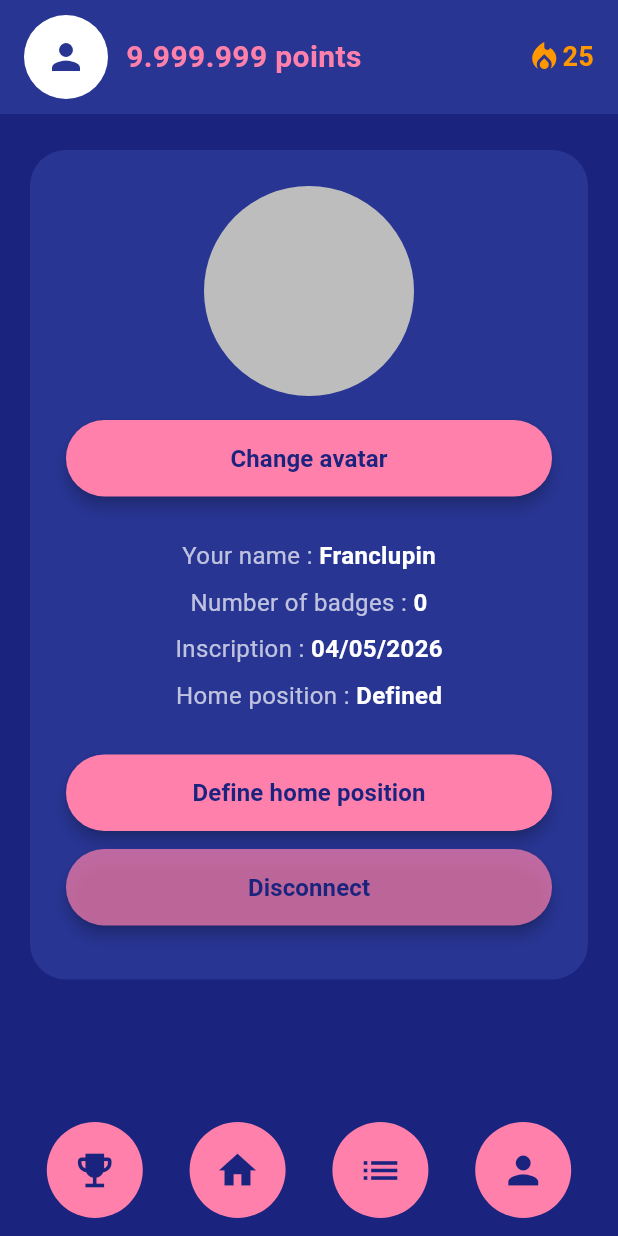
After one commit to TokitaRyo/ecollection, a Flutter app: the AccountScreen screen opened by its route, on a phone screen of 412 x 824 dp. The commit adds this screen. Run offline on Flutter 3.47's test engine with Material 3 defaults, Android fonts, the phone set to English and light mode, and no system bars.

Commit message:
user plofile

```diff
--- /dev/null
+++ b/lib/account_screen.dart
@@ -0,0 +1,182 @@
+import 'package:flutter/material.dart';
+
+class AccountScreen extends StatelessWidget {
+  @override
+  Widget build(BuildContext context) {
+    return Scaffold(
+      backgroundColor: Color(0xFF1A237E),
+      body: SafeArea(
+        child: SingleChildScrollView(
+          child: Column(
+            children: [
+              _buildScoreBar(context),
+              SizedBox(height: 24),
+              _buildProfileCard(context),
+              SizedBox(height: 16),
+            ],
+          ),
+        ),
+      ),
+      bottomNavigationBar: _buildBottomNav(context),
+    );
+  }
+
+  Widget _buildScoreBar(BuildContext context) {
+    return Container(
+      padding: EdgeInsets.symmetric(horizontal: 16, vertical: 10),
+      color: Color(0xFF283593),
+      child: Row(
+        children: [
+          GestureDetector(
+            onTap: () => Navigator.pushNamed(context, '/account'),
+            child: CircleAvatar(
+              radius: 28,
+              backgroundColor: Colors.white,
+              child: Icon(Icons.person, color: Color(0xFF283593), size: 28),
+            ),
+          ),
+          SizedBox(width: 12),
+          Text(
+            '9.999.999 points',
+            style: TextStyle(
+              color: Color(0xFFFF80AB),
+              fontSize: 20,
+              fontWeight: FontWeight.bold,
+            ),
+          ),
+          Spacer(),
+          Icon(Icons.local_fire_department, color: Colors.orange),
+          Text(
+            '25',
+            style: TextStyle(
+              color: Colors.orange,
+              fontSize: 18,
+              fontWeight: FontWeight.bold,
+            ),
+          ),
+        ],
+      ),
+    );
+  }
+
+  Widget _buildProfileCard(BuildContext context) {
+    return Container(
+      margin: EdgeInsets.symmetric(horizontal: 20),
+      padding: EdgeInsets.all(24),
+      decoration: BoxDecoration(
+        color: Color(0xFF283593),
+        borderRadius: BorderRadius.circular(24),
+      ),
+      child: Column(
+        mainAxisSize: MainAxisSize.min,
+        children: [
+          CircleAvatar(radius: 70, backgroundColor: Color(0xFFBDBDBD)),
+          SizedBox(height: 16),
+          _buildButton('Change avatar', () {}),
+          SizedBox(height: 24),
+          _buildInfoRow('Your name', 'Franclupin'),
+          _buildInfoRow('Number of badges', '0'),
+          _buildInfoRow('Inscription', '04/05/2026'),
+          _buildInfoRow('Home position', 'Defined'),
+          SizedBox(height: 24),
+          _buildButton('Define home position', () {}),
+          SizedBox(height: 12),
+          _buildButton('Disconnect', () {
+            Navigator.pushNamedAndRemoveUntil(
+              context,
+              '/login',
+              (route) => false,
+            );
+          }, color: Color(0xFFFF80AB).withOpacity(0.7)),
+          SizedBox(height: 12),
+        ],
+      ),
+    );
+  }
+
+  Widget _buildInfoRow(String label, String value) {
+    return Padding(
+      padding: EdgeInsets.symmetric(vertical: 4),
+      child: Row(
+        mainAxisAlignment: MainAxisAlignment.center,
+        children: [
+          Text(
+            '$label : ',
+            style: TextStyle(color: Colors.white70, fontSize: 16),
+          ),
+          Text(
+            value,
+            style: TextStyle(
+              color: Colors.white,
+              fontSize: 16,
+              fontWeight: FontWeight.bold,
+            ),
+          ),
+        ],
+      ),
+    );
+  }
+
+  Widget _buildButton(
+    String label,
+    VoidCallback onTap, {
+    Color color = const Color(0xFFFF80AB),
+  }) {
+    return SizedBox(
+      width: double.infinity,
+      child: ElevatedButton(
+        onPressed: onTap,
+        style: ElevatedButton.styleFrom(
+          backgroundColor: color,
+          shape: RoundedRectangleBorder(
+            borderRadius: BorderRadius.circular(30),
+          ),
+          padding: EdgeInsets.symmetric(vertical: 14),
+          elevation: 4,
+        ),
+        child: Text(
+          label,
+          style: TextStyle(
+            color: Color(0xFF1A237E),
+            fontSize: 16,
+            fontWeight: FontWeight.bold,
+          ),
+        ),
+      ),
+    );
+  }
+
+  Widget _buildBottomNav(BuildContext context) {
+    return Container(
+      padding: EdgeInsets.symmetric(vertical: 12),
+      decoration: BoxDecoration(
+        color: Color(0xFF1A237E),
+        borderRadius: BorderRadius.vertical(top: Radius.circular(30)),
+      ),
+      child: Row(
+        mainAxisAlignment: MainAxisAlignment.spaceEvenly,
+        children: [
+          _navButton(context, Icons.emoji_events, '/ranking'),
+          _navButton(context, Icons.home, '/home'),
+          _navButton(context, Icons.list, '/tasks'),
+          _navButton(context, Icons.person, '/account'),
+        ],
+      ),
+    );
+  }
+
+  Widget _navButton(BuildContext context, IconData icon, String route) {
+    return GestureDetector(
+      onTap: () => Navigator.pushNamed(context, route),
+      child: Container(
+        width: 64,
+        height: 64,
+        decoration: BoxDecoration(
+          color: Color(0xFFFF80AB),
+          shape: BoxShape.circle,
+        ),
+        child: Icon(icon, color: Color(0xFF1A237E), size: 30),
+      ),
+    );
+  }
+}
--- a/lib/badge.dart
+++ b/lib/badge.dart
@@ -187,7 +187,7 @@ class _BadgeListScreenState extends State<BadgeListScreen> {
       body: SafeArea(
         child: Column(
           children: [
-            _buildScoreBar(),
+            _buildScoreBar(context),
             if (selected != null) _buildBadgeDetailCard(selected),
             SizedBox(height: 12),
             Expanded(child: _buildBadgeGrid()),
@@ -198,13 +198,21 @@ class _BadgeListScreenState extends State<BadgeListScreen> {
     );
   }
 
-  Widget _buildScoreBar() {
+  Widget _buildScoreBar(BuildContext context) {
     return Container(
       padding: EdgeInsets.symmetric(horizontal: 16, vertical: 10),
       color: Color(0xFF283593),
       child: Row(
         children: [
-          CircleAvatar(radius: 28, backgroundColor: Colors.white),
+          // ← タップでアカウント画面へ
+          GestureDetector(
+            onTap: () => Navigator.pushNamed(context, '/account'),
+            child: CircleAvatar(
+              radius: 28,
+              backgroundColor: Colors.white,
+              child: Icon(Icons.person, color: Color(0xFF283593), size: 28),
+            ),
+          ),
           SizedBox(width: 12),
           Text(
             '9.999.999 points',
--- a/lib/main.dart
+++ b/lib/main.dart
@@ -2,6 +2,7 @@ import 'package:flutter/material.dart';
 import 'badge.dart';
 import 'tasklist_screen.dart';
 import 'ranking_screen.dart';
+import 'account_screen.dart';
 
 void main() {
   runApp(const MyApp());
@@ -20,6 +21,7 @@ class MyApp extends StatelessWidget {
         '/home': (context) => BadgeListScreen(),
         '/tasks': (context) => TaskListScreen(),
         '/ranking': (context) => RankingScreen(),
+        '/account': (context) => AccountScreen(),
       },
     );
   }
--- a/lib/ranking_screen.dart
+++ b/lib/ranking_screen.dart
@@ -23,6 +23,7 @@ class RankingScreen extends StatelessWidget {
             _navButton(context, Icons.emoji_events, '/ranking'),
             _navButton(context, Icons.home, '/home'),
             _navButton(context, Icons.list, '/tasks'),
+            _navButton(context, Icons.person, '/account'),
           ],
         ),
       ),
@@ -43,4 +44,43 @@ class RankingScreen extends StatelessWidget {
       ),
     );
   }
+
+  Widget _buildScoreBar(BuildContext context) {
+    return Container(
+      padding: EdgeInsets.symmetric(horizontal: 16, vertical: 10),
+      color: Color(0xFF283593),
+      child: Row(
+        children: [
+          // ← タップでアカウント画面へ
+          GestureDetector(
+            onTap: () => Navigator.pushNamed(context, '/account'),
+            child: CircleAvatar(
+              radius: 28,
+              backgroundColor: Colors.white,
+              child: Icon(Icons.person, color: Color(0xFF283593), size: 28),
+            ),
+          ),
+          SizedBox(width: 12),
+          Text(
+            '9.999.999 points',
+            style: TextStyle(
+              color: Color(0xFFFF80AB),
+              fontSize: 20,
+              fontWeight: FontWeight.bold,
+            ),
+          ),
+          Spacer(),
+          Icon(Icons.local_fire_department, color: Colors.orange),
+          Text(
+            '25',
+            style: TextStyle(
+              color: Colors.orange,
+              fontSize: 18,
+              fontWeight: FontWeight.bold,
+            ),
+          ),
+        ],
+      ),
+    );
+  }
 }
```
Also changed, not shown: lib/accont_screen.dart (deleted).
